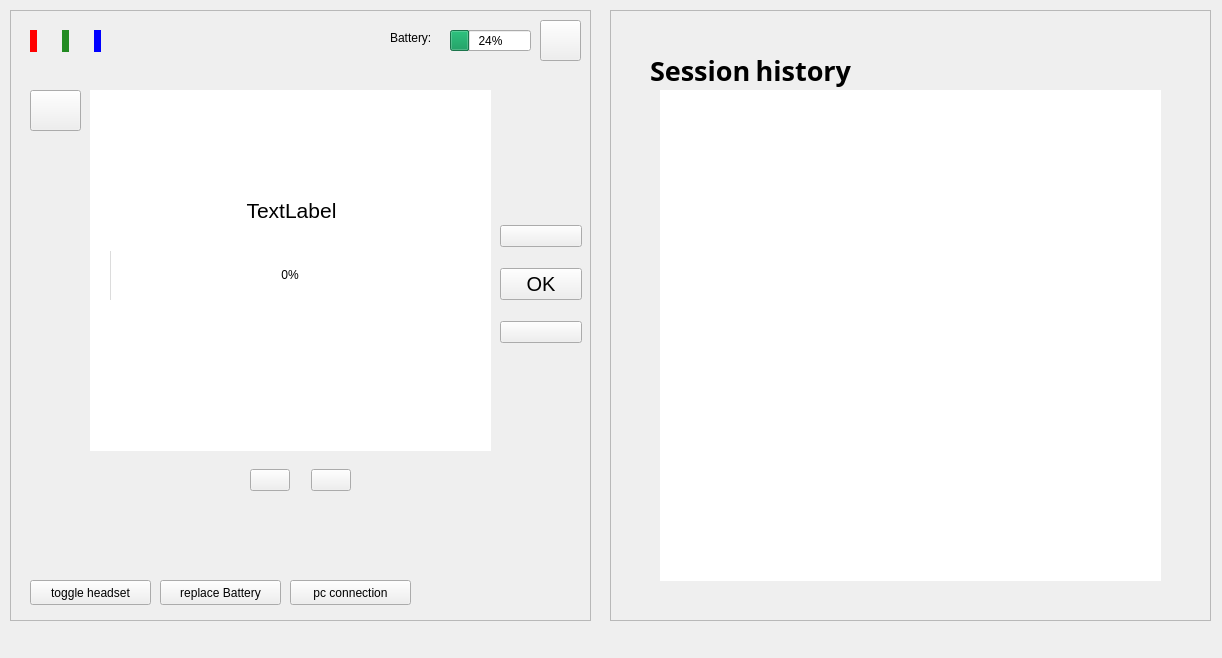
The window that neureset/mainwindow.ui (Gabmelom/neureset) describes before a commit, drawn with Qt 5.
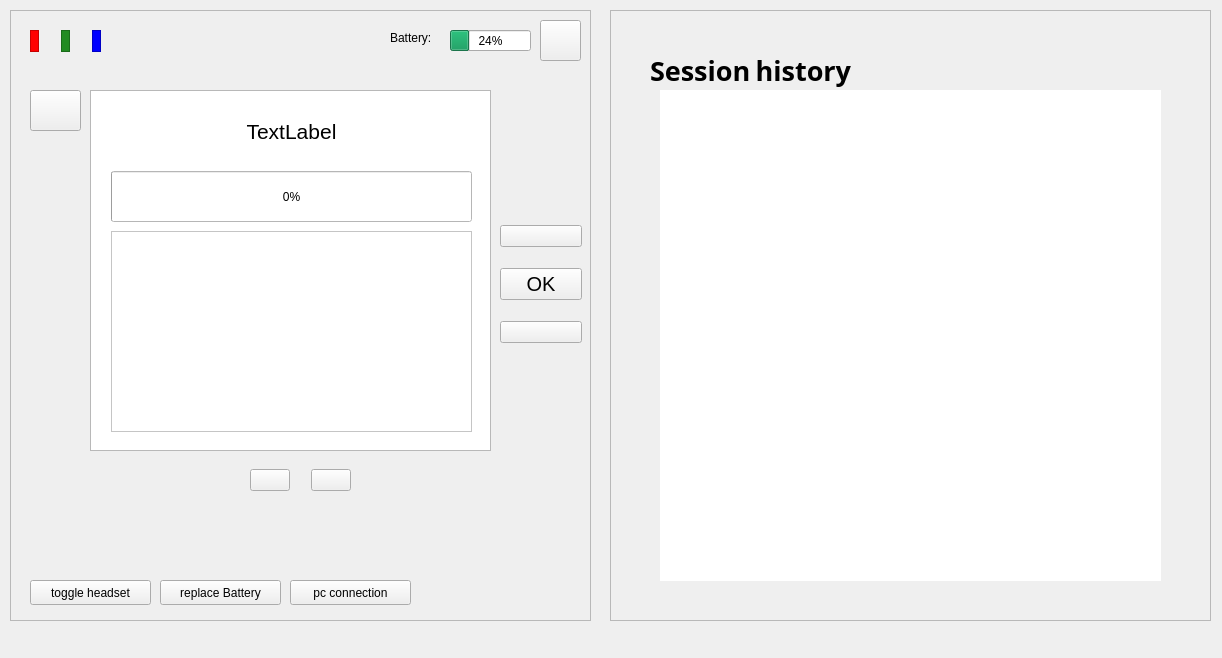
The same window after the commit. The open tabs and pages were chosen to show the change. Icons and pictures are not drawn.

What changed in the file:
```diff
--- a/neureset/mainwindow.ui
+++ b/neureset/mainwindow.ui
@@ -33,7 +33,7 @@
      <enum>QFrame::StyledPanel</enum>
     </property>
     <property name="frameShadow">
-     <enum>QFrame::Raised</enum>
+     <enum>QFrame::Plain</enum>
     </property>
     <widget class="QPushButton" name="power">
      <property name="geometry">
@@ -132,6 +132,9 @@
         <property name="styleSheet">
          <string notr="true">background-color:red; opacity:1;</string>
         </property>
+        <property name="frameShape">
+         <enum>QFrame::StyledPanel</enum>
+        </property>
         <property name="text">
          <string/>
         </property>
@@ -155,6 +158,9 @@
         <property name="styleSheet">
          <string notr="true">background-color:forestgreen; opacity:1;</string>
         </property>
+        <property name="frameShape">
+         <enum>QFrame::StyledPanel</enum>
+        </property>
         <property name="text">
          <string/>
         </property>
@@ -178,6 +184,9 @@
         <property name="styleSheet">
          <string notr="true">background-color:blue; opacity:0.1;</string>
         </property>
+        <property name="frameShape">
+         <enum>QFrame::StyledPanel</enum>
+        </property>
         <property name="text">
          <string/>
         </property>
@@ -299,8 +308,11 @@
        <height>361</height>
       </rect>
      </property>
-     <property name="styleSheet">
-      <string notr="true">border: solid 1px;</string>
+     <property name="frameShape">
+      <enum>QFrame::StyledPanel</enum>
+     </property>
+     <property name="frameShadow">
+      <enum>QFrame::Raised</enum>
      </property>
      <property name="currentIndex">
       <number>2</number>
@@ -365,7 +377,7 @@
        <property name="geometry">
         <rect>
          <x>20</x>
-         <y>160</y>
+         <y>80</y>
          <width>361</width>
          <height>51</height>
         </rect>
@@ -392,8 +404,8 @@
       <widget class="QLabel" name="sessionProgressLabel">
        <property name="geometry">
         <rect>
-         <x>21</x>
-         <y>100</y>
+         <x>20</x>
+         <y>20</y>
          <width>361</width>
          <height>41</height>
         </rect>
@@ -413,6 +425,22 @@
         <bool>true</bool>
        </property>
       </widget>
+      <widget class="QFrame" name="graphFrame">
+       <property name="geometry">
+        <rect>
+         <x>20</x>
+         <y>140</y>
+         <width>361</width>
+         <height>201</height>
+        </rect>
+       </property>
+       <property name="frameShape">
+        <enum>QFrame::StyledPanel</enum>
+       </property>
+       <property name="frameShadow">
+        <enum>QFrame::Raised</enum>
+       </property>
+      </widget>
      </widget>
      <widget class="QWidget" name="SessionLogPage">
       <property name="styleSheet">
```
Left out of the diff: 38 changed lines with no effect on the pictures.
